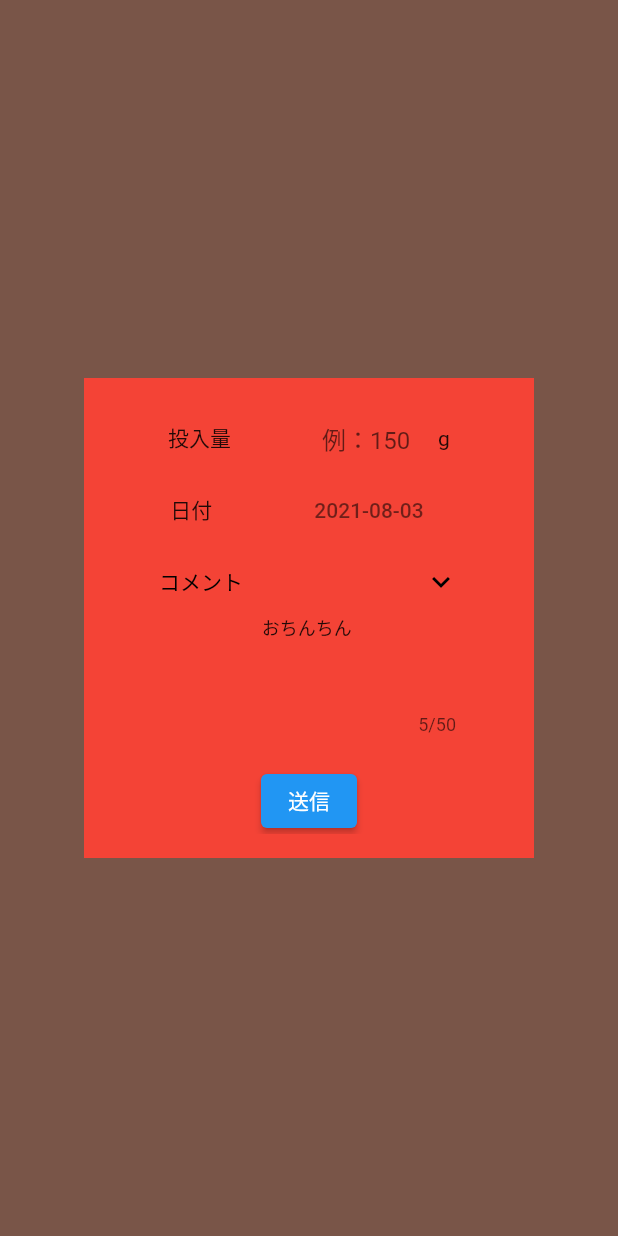
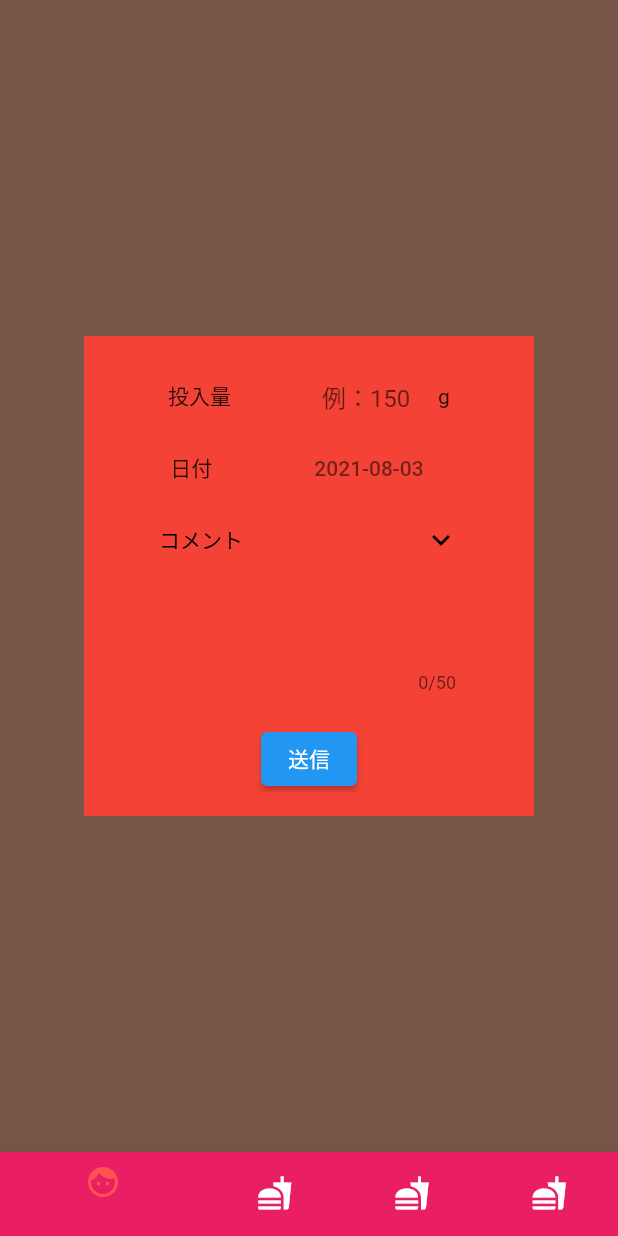
Before and after one commit to kk-shinoda/kr_app, a Flutter app: the screen it shows after launch, after a tap on "コメント", on a phone screen of 412 x 824 dp. Run offline on Flutter 3.47's test engine with Material 2 defaults, Android fonts, the light colour scheme and no system bars.

Commit message:
投稿画面の作成

```diff
--- a/lib/main.dart
+++ b/lib/main.dart
@@ -9,6 +9,6 @@ void main() {
   WidgetsFlutterBinding.ensureInitialized();
   SystemChrome.setPreferredOrientations([DeviceOrientation.portraitUp])
       .then((_) {
-    runApp(SubmissionPage());
+    runApp(TopPage());
   });
 }
--- a/lib/presentation/submission/submission_page.dart
+++ b/lib/presentation/submission/submission_page.dart
@@ -94,7 +94,6 @@ class SubmissionPage extends StatelessWidget {
                                 visible: model.canComment,
                                 child: TextFormField(
                                   style: TextStyle(fontSize: 12),
-                                  initialValue: 'おちんちん',
                                   maxLines: 4,
                                   maxLength: 50,
                                   decoration: InputDecoration(
--- a/pubspec.yaml
+++ b/pubspec.yaml
@@ -25,6 +25,8 @@ dependencies:
     sdk: flutter
   provider: ^5.0.0
   intl: ^0.17.0
+  firebase_core: ^1.4.0
+  cloud_firestore: ^2.4.0
 
 
   # The following adds the Cupertino Icons font to your application.
```
Also changed, not shown: pubspec.lock, 6 other files.
